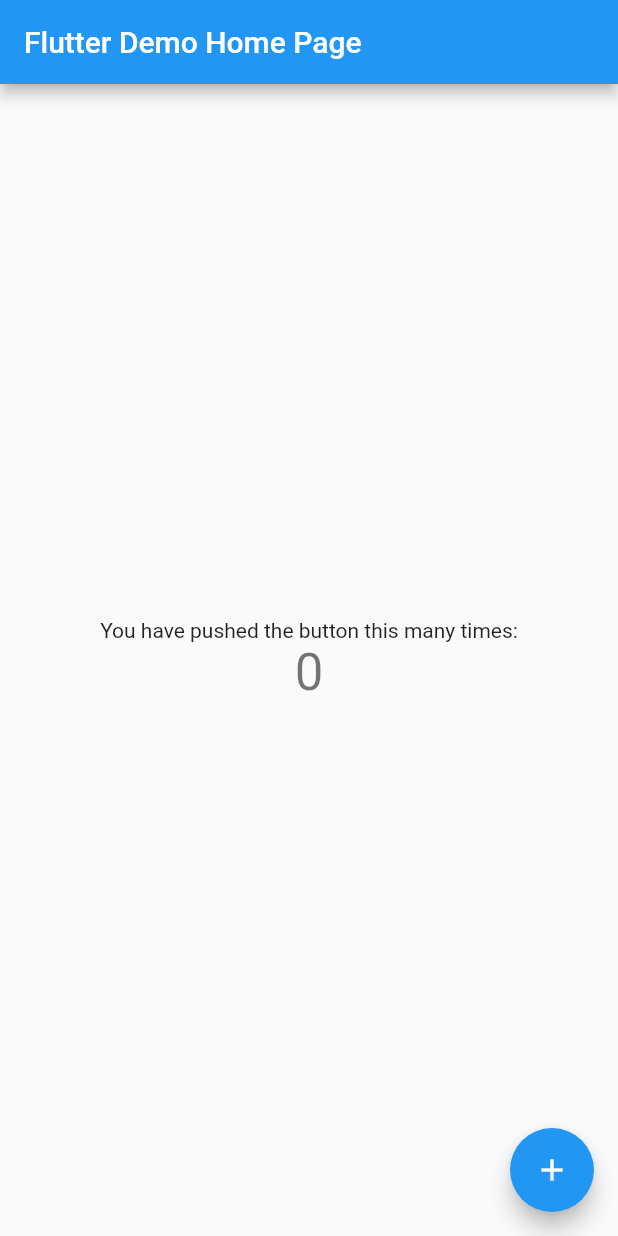
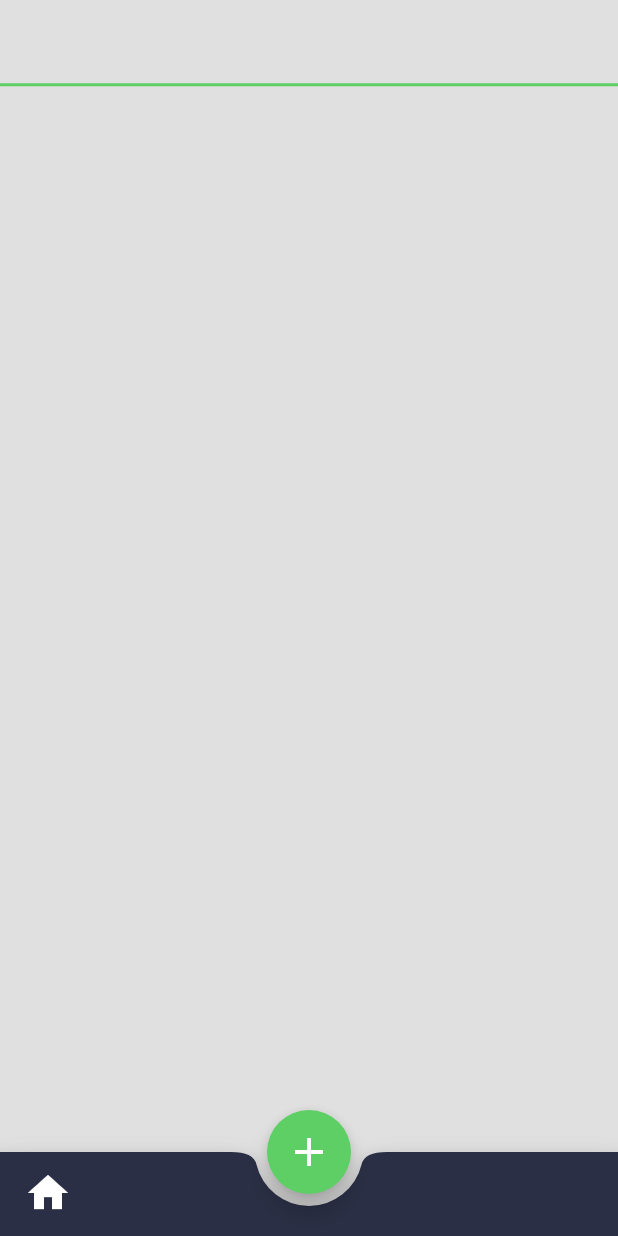
Before and after one commit to LuizMoratelli/flutter-forms, a Flutter app: the screen it shows after launch, on a phone screen of 412 x 824 dp. Run offline on Flutter 3.47's test engine with Material 2 defaults, Android fonts, the phone set to English and light mode, and no system bars; our stand-ins replace email_validator.

Commit message:
feat(style): add general style

```diff
--- a/lib/main.dart
+++ b/lib/main.dart
@@ -1,111 +1,19 @@
 import 'package:flutter/material.dart';
+import 'package:forms/theme.dart';
 
-void main() => runApp(MyApp());
+import 'package:forms/screens/home.dart';
 
-class MyApp extends StatelessWidget {
-  // This widget is the root of your application.
+void main() => runApp(App());
+
+class App extends StatelessWidget {
   @override
   Widget build(BuildContext context) {
     return MaterialApp(
-      title: 'Flutter Demo',
-      theme: ThemeData(
-        // This is the theme of your application.
-        //
-        // Try running your application with "flutter run". You'll see the
-        // application has a blue toolbar. Then, without quitting the app, try
-        // changing the primarySwatch below to Colors.green and then invoke
-        // "hot reload" (press "r" in the console where you ran "flutter run",
-        // or simply save your changes to "hot reload" in a Flutter IDE).
-        // Notice that the counter didn't reset back to zero; the application
-        // is not restarted.
-        primarySwatch: Colors.blue,
+      title: 'Formulário',
+      theme: darkTheme,
+      home: SafeArea(
+        child: Home(),
       ),
-      home: MyHomePage(title: 'Flutter Demo Home Page'),
     );
   }
 }
-
-class MyHomePage extends StatefulWidget {
-  MyHomePage({Key key, this.title}) : super(key: key);
-
-  // This widget is the home page of your application. It is stateful, meaning
-  // that it has a State object (defined below) that contains fields that affect
-  // how it looks.
-
-  // This class is the configuration for the state. It holds the values (in this
-  // case the title) provided by the parent (in this case the App widget) and
-  // used by the build method of the State. Fields in a Widget subclass are
-  // always marked "final".
-
-  final String title;
-
-  @override
-  _MyHomePageState createState() => _MyHomePageState();
-}
-
-class _MyHomePageState extends State<MyHomePage> {
-  int _counter = 0;
-
-  void _incrementCounter() {
-    setState(() {
-      // This call to setState tells the Flutter framework that something has
-      // changed in this State, which causes it to rerun the build method below
-      // so that the display can reflect the updated values. If we changed
-      // _counter without calling setState(), then the build method would not be
-      // called again, and so nothing would appear to happen.
-      _counter++;
-    });
-  }
-
-  @override
-  Widget build(BuildContext context) {
-    // This method is rerun every time setState is called, for instance as done
-    // by the _incrementCounter method above.
-    //
-    // The Flutter framework has been optimized to make rerunning build methods
-    // fast, so that you can just rebuild anything that needs updating rather
-    // than having to individually change instances of widgets.
-    return Scaffold(
-      appBar: AppBar(
-        // Here we take the value from the MyHomePage object that was created by
-        // the App.build method, and use it to set our appbar title.
-        title: Text(widget.title),
-      ),
-      body: Center(
-        // Center is a layout widget. It takes a single child and positions it
-        // in the middle of the parent.
-        child: Column(
-          // Column is also a layout widget. It takes a list of children and
-          // arranges them vertically. By default, it sizes itself to fit its
-          // children horizontally, and tries to be as tall as its parent.
-          //
-          // Invoke "debug painting" (press "p" in the console, choose the
-          // "Toggle Debug Paint" action from the Flutter Inspector in Android
-          // Studio, or the "Toggle Debug Paint" command in Visual Studio Code)
-          // to see the wireframe for each widget.
-          //
-          // Column has various properties to control how it sizes itself and
-          // how it positions its children. Here we use mainAxisAlignment to
-          // center the children vertically; the main axis here is the vertical
-          // axis because Columns are vertical (the cross axis would be
-          // horizontal).
-          mainAxisAlignment: MainAxisAlignment.center,
-          children: <Widget>[
-            Text(
-              'You have pushed the button this many times:',
-            ),
-            Text(
-              '$_counter',
-              style: Theme.of(context).textTheme.display1,
-            ),
-          ],
-        ),
-      ),
-      floatingActionButton: FloatingActionButton(
-        onPressed: _incrementCounter,
-        tooltip: 'Increment',
-        child: Icon(Icons.add),
-      ), // This trailing comma makes auto-formatting nicer for build methods.
-    );
-  }
-}
--- /dev/null
+++ b/lib/screens/form.dart
@@ -0,0 +1,21 @@
+import 'package:flutter/material.dart' as m;
+import 'package:forms/widgets/text_form_field.dart';
+
+class Form extends m.StatefulWidget {
+  @override
+  _FormState createState() => _FormState();
+}
+
+class _FormState extends m.State<Form> {
+  final _formKey = m.GlobalKey<m.FormState>();
+
+  @override
+  m.Widget build(m.BuildContext context) {
+    return m.Form(
+      key: _formKey,
+      child: m.Column(
+        children: [TextFormField()],
+      ),
+    );
+  }
+}
--- /dev/null
+++ b/lib/screens/home.dart
@@ -0,0 +1,80 @@
+import 'package:flutter/material.dart' hide Form, Icon;
+import 'package:forms/screens/form.dart';
+import 'package:forms/theme.dart';
+import 'package:forms/widgets/icon.dart';
+
+class PersistantTab extends StatefulWidget {
+  PersistantTab({this.child});
+
+  final Widget child;
+
+  @override
+  _PersistantTabState createState() => _PersistantTabState();
+}
+
+class _PersistantTabState extends State<PersistantTab>
+    with AutomaticKeepAliveClientMixin {
+  @override
+  bool get wantKeepAlive => true;
+
+  @override
+  Widget build(BuildContext context) {
+    super.build(context);
+
+    return widget.child;
+  }
+}
+
+class Home extends StatelessWidget {
+  @override
+  Widget build(BuildContext context) {
+    return DefaultTabController(
+      length: 1,
+      child: Scaffold(
+        backgroundColor: Theme.of(context).backgroundColor,
+        body: TabBarView(
+          children: [
+            PersistantTab(
+              child: Form(),
+            ),
+            //Charts
+          ],
+        ),
+        bottomNavigationBar: BottomAppBar(
+          color: ThemeColors.darkGray,
+          shape: CircularNotchedRectangle(),
+          notchMargin: 8.0,
+          child: Container(
+            height: 56,
+            child: TabBar(
+              indicatorColor: Colors.transparent,
+              labelColor: Theme.of(context).primaryColor,
+              unselectedLabelColor: Colors.white,
+              tabs: [
+                Row(
+                  children: [
+                    Tab(
+                      icon: Icon(
+                        Icons.home,
+                        size: 32,
+                      ),
+                    ),
+                  ],
+                ),
+                //Charts
+              ],
+            ),
+          ),
+        ),
+        floatingActionButton: FloatingActionButton(
+          backgroundColor: Theme.of(context).primaryColor,
+          child: Icon(
+            Icons.add,
+            color: Colors.white,
+          ),
+        ),
+        floatingActionButtonLocation: FloatingActionButtonLocation.centerDocked,
+      ),
+    );
+  }
+}
--- /dev/null
+++ b/lib/theme.dart
@@ -0,0 +1,19 @@
+import 'package:flutter/material.dart';
+
+ThemeData buildDarkTheme() {
+  final ThemeData base = ThemeData.dark();
+  final Color primaryColor = ThemeColors.green;
+  final Color backgroundColor = ThemeColors.lightGray;
+  return base.copyWith(
+    backgroundColor: backgroundColor,
+    primaryColor: primaryColor,
+  );
+}
+
+final darkTheme = buildDarkTheme();
+
+class ThemeColors {
+  static const lightGray = Color.fromRGBO(224, 224, 224, 1.0);
+  static const darkGray = Color.fromRGBO(43, 47, 69, 1.0);
+  static const green = Color.fromRGBO(93, 207, 101, 1.0);
+}
--- /dev/null
+++ b/lib/utils/validator.dart
@@ -0,0 +1,35 @@
+import 'package:flutter/material.dart';
+import 'package:email_validator/email_validator.dart';
+
+class Validator {
+  static String Function(String) merge(List<Function> validators) {
+    return (String value) {
+      for (var validator in validators) {
+        final result = validator(value);
+        if (result != null) {
+          return result;
+        }
+      }
+
+      return null;
+    };
+  }
+
+  static String nonEmpty(dynamic value) {
+    final String message = 'Esse campo não pode estar vazio';
+
+    if (value == null) {
+      return message;
+    }
+
+    if (value is String && value.isEmpty) {
+      return message;
+    }
+
+    return null;
+  }
+
+  static String email(String value) => EmailValidator.validate(value)
+      ? null
+      : 'Esse campo precisa conter um e-mail válido';
+}
--- /dev/null
+++ b/lib/widgets/icon.dart
@@ -0,0 +1,22 @@
+import 'package:flutter/material.dart' as m;
+
+class Icon extends m.StatelessWidget {
+  final m.Color color;
+  final double size;
+  final m.IconData icon;
+
+  Icon(
+    this.icon, {
+    this.color,
+    this.size,
+  });
+
+  @override
+  m.Widget build(m.BuildContext context) {
+    return m.Icon(
+      icon,
+      size: 32.0,
+      color: m.Colors.white,
+    );
+  }
+}
--- /dev/null
+++ b/lib/widgets/text_form_field.dart
@@ -0,0 +1,55 @@
+import 'package:flutter/material.dart' as m;
+import 'package:forms/utils/validator.dart';
+import 'package:forms/theme.dart';
+
+class TextFormField extends m.StatelessWidget {
+  final String initialValue;
+  final m.InputDecoration decoration;
+  final Validator validator;
+  final m.TextEditingController controller;
+  final m.TextInputType keyboardType;
+  final m.TextStyle style;
+
+  TextFormField({
+    this.initialValue = '',
+    this.decoration,
+    this.validator,
+    this.keyboardType,
+    this.style,
+  }) : controller = m.TextEditingController(text: initialValue);
+
+  @override
+  m.Widget build(m.BuildContext context) {
+    final m.TextStyle style = m.TextStyle(
+      fontSize: 14,
+      color: m.Colors.black,
+    );
+
+    final m.TextStyle hintStyle = m.TextStyle(
+      color: ThemeColors.lightGray,
+      fontSize: 16,
+    );
+
+    final m.UnderlineInputBorder borderStyle = m.UnderlineInputBorder(
+      borderSide: m.BorderSide(
+        color: m.Theme.of(context).primaryColor,
+        width: 2.0,
+      ),
+    );
+
+    return m.TextFormField(
+      decoration: decoration ??
+          m.InputDecoration(
+            hintStyle: hintStyle,
+            enabledBorder: borderStyle,
+            focusedBorder: borderStyle,
+            hintText: '',
+            labelText: '',
+          ),
+      validator: validator ?? (String value) => null,
+      controller: controller ?? null,
+      keyboardType: keyboardType ?? m.TextInputType.text,
+      style: this.style ?? style,
+    );
+  }
+}
--- a/pubspec.yaml
+++ b/pubspec.yaml
@@ -27,6 +27,7 @@ dependencies:
       url: git://github.com/LuizMoratelli/fl_chart.git
       ref: master
   graphql: ^3.0.0
+  email_validator: ^1.0.0
 
 
 dev_dependencies:
```
Also changed, not shown: pubspec.lock.
